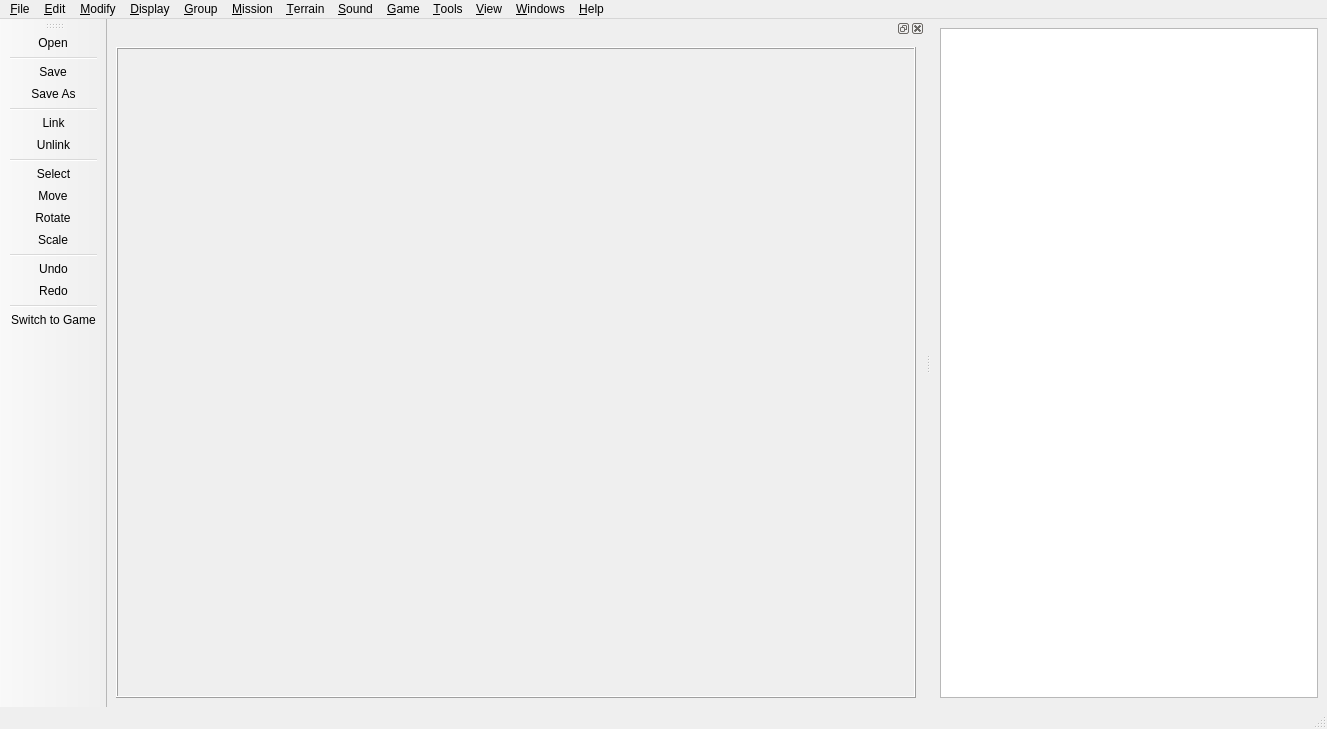
Qt form Code/Sandbox/Editor/Qt/EditorMainFrame.ui (fromasmtodisasm/BlackBox) before a commit.
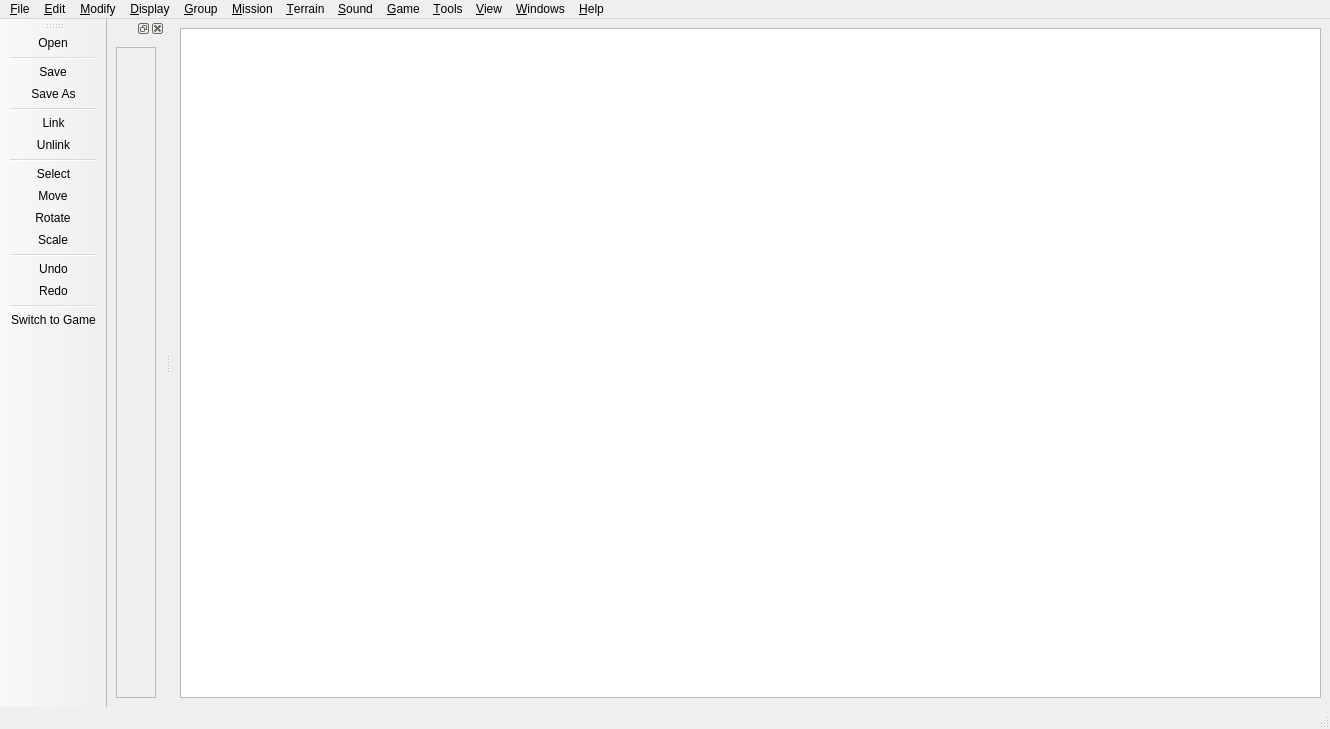
The same form after that commit. Icons and pictures are not drawn. Custom widgets are drawn as their Qt base class.

Commit message: -try embed native window

```diff
--- a/Code/Sandbox/Editor/Qt/EditorMainFrame.ui
+++ b/Code/Sandbox/Editor/Qt/EditorMainFrame.ui
@@ -6,7 +6,7 @@
    <rect>
     <x>0</x>
     <y>0</y>
-    <width>1327</width>
+    <width>1330</width>
     <height>729</height>
    </rect>
   </property>
@@ -35,7 +35,7 @@
     <rect>
      <x>0</x>
      <y>0</y>
-     <width>1327</width>
+     <width>1330</width>
      <height>22</height>
     </rect>
    </property>
@@ -181,21 +181,9 @@
    <widget class="QWidget" name="dockWidgetContents">
     <layout class="QHBoxLayout" name="horizontalLayout">
      <item>
-      <widget class="QFrame" name="MainFrame">
-       <property name="sizePolicy">
-        <sizepolicy hsizetype="Preferred" vsizetype="Preferred">
-         <horstretch>0</horstretch>
-         <verstretch>0</verstretch>
-        </sizepolicy>
-       </property>
-       <property name="minimumSize">
-        <size>
-         <width>800</width>
-         <height>600</height>
-        </size>
-       </property>
+      <widget class="QFrame" name="frame">
        <property name="frameShape">
-        <enum>QFrame::Box</enum>
+        <enum>QFrame::StyledPanel</enum>
        </property>
        <property name="frameShadow">
         <enum>QFrame::Raised</enum>
```
The commit also changes 3 other files.
